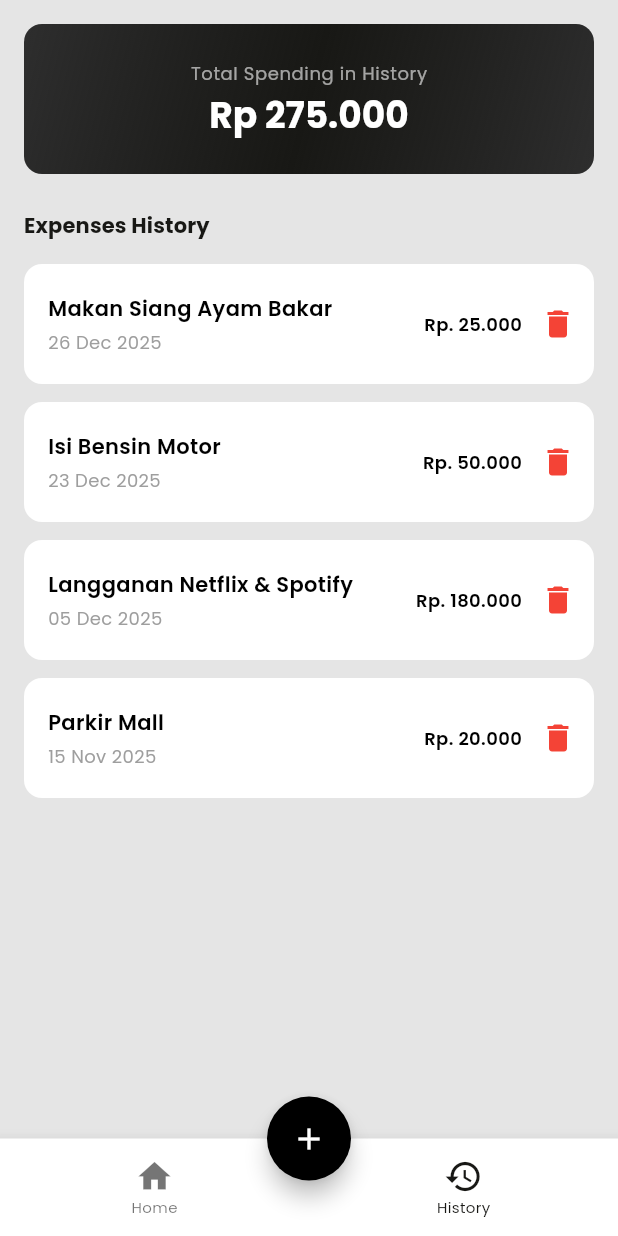
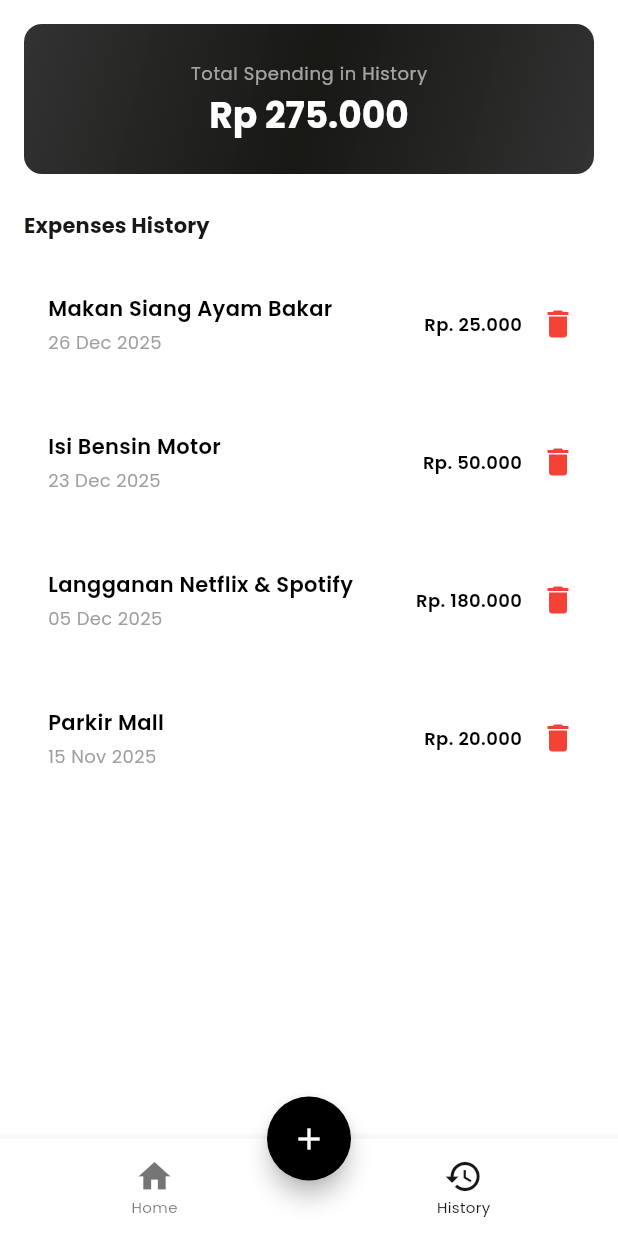
Before and after one commit to attaryu/expense_tracker, a Flutter app: the screen it shows after launch, item 2 of the bottom bar chosen, on a phone screen of 412 x 824 dp. Run offline on Flutter 3.47's test engine with Material 3 defaults, Android fonts, the phone set to English and light mode, and no system bars; our stand-ins replace flutter_svg, google_fonts, group_button.

Commit message:
fix: Wrap body in SafeArea and update background color for better visibility

```diff
--- a/lib/app_shell.dart
+++ b/lib/app_shell.dart
@@ -17,8 +17,8 @@ class _AppShellState extends State<AppShell> {
   @override
   Widget build(BuildContext context) {
     return Scaffold(
-      body: _screens[_currentIndex],
-      backgroundColor: Colors.black.withValues(alpha: 0.1),
+      body: SafeArea(child: _screens[_currentIndex]),
+      backgroundColor: Colors.white.withValues(alpha: 0.95),
       bottomNavigationBar: SizedBox(
         height: 65,
         child: BottomNavigationBar(
```
